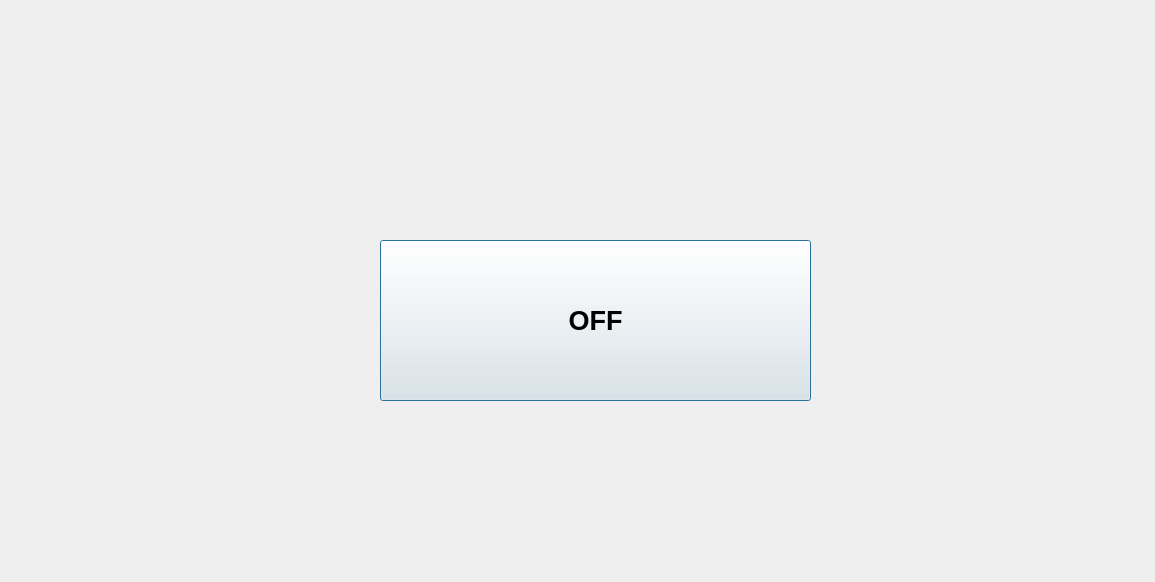
Old version of the form dialog.ui in the repository paragj01/GUIResearch.
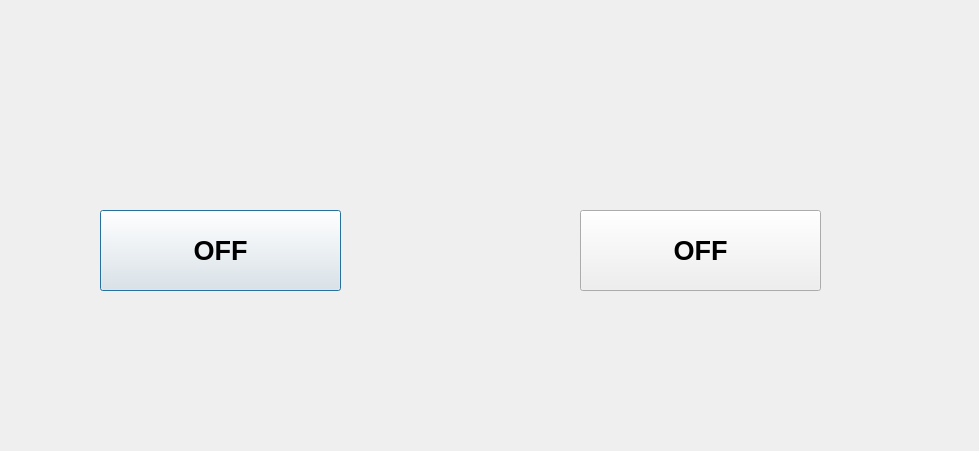
New version of the form.

```diff
--- a/dialog.ui
+++ b/dialog.ui
@@ -6,8 +6,8 @@
    <rect>
     <x>0</x>
     <y>0</y>
-    <width>1155</width>
-    <height>582</height>
+    <width>979</width>
+    <height>451</height>
    </rect>
   </property>
   <property name="windowTitle">
@@ -16,10 +16,10 @@
   <widget class="QPushButton" name="btn">
    <property name="geometry">
     <rect>
-     <x>380</x>
-     <y>240</y>
-     <width>431</width>
-     <height>161</height>
+     <x>100</x>
+     <y>210</y>
+     <width>241</width>
+     <height>81</height>
     </rect>
    </property>
    <property name="font">
@@ -35,8 +35,40 @@
   <widget class="QLabel" name="status">
    <property name="geometry">
     <rect>
-     <x>390</x>
-     <y>160</y>
+     <x>80</x>
+     <y>130</y>
+     <width>401</width>
+     <height>61</height>
+    </rect>
+   </property>
+   <property name="text">
+    <string/>
+   </property>
+  </widget>
+  <widget class="QPushButton" name="btn_motor">
+   <property name="geometry">
+    <rect>
+     <x>580</x>
+     <y>210</y>
+     <width>241</width>
+     <height>81</height>
+    </rect>
+   </property>
+   <property name="font">
+    <font>
+     <pointsize>20</pointsize>
+     <bold>true</bold>
+    </font>
+   </property>
+   <property name="text">
+    <string>OFF</string>
+   </property>
+  </widget>
+  <widget class="QLabel" name="status_motor">
+   <property name="geometry">
+    <rect>
+     <x>560</x>
+     <y>130</y>
      <width>401</width>
      <height>61</height>
     </rect>
```
Left out of the diff: 4 changed lines with no effect on the pictures.
